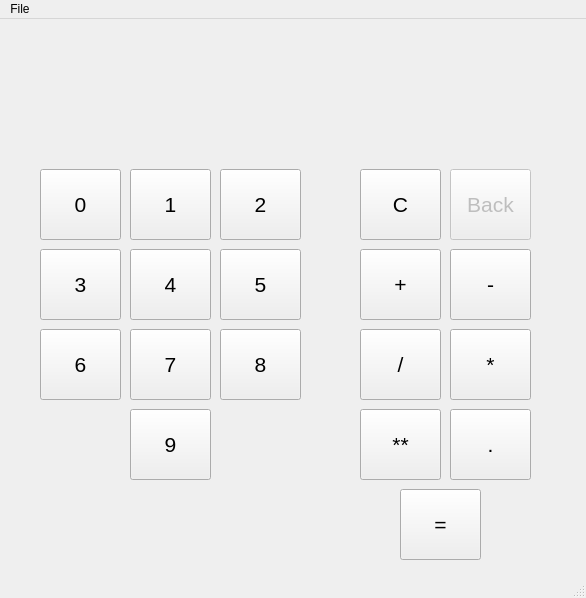
Before: the Qt Designer form gui.ui in MaxJameson/PyQt-Calculator, drawn with Qt 5.
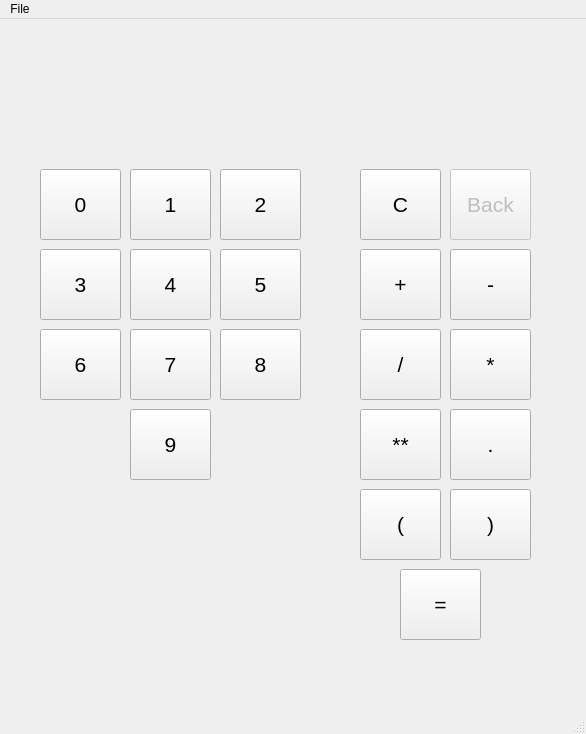
After: the same form once the commit is applied.

Commit message: Added bracket support

```diff
--- a/gui.ui
+++ b/gui.ui
@@ -7,7 +7,7 @@
     <x>0</x>
     <y>0</y>
     <width>586</width>
-    <height>598</height>
+    <height>734</height>
    </rect>
   </property>
   <property name="windowTitle">
@@ -294,7 +294,7 @@
     <property name="geometry">
      <rect>
       <x>400</x>
-      <y>470</y>
+      <y>550</y>
       <width>81</width>
       <height>71</height>
      </rect>
@@ -383,6 +383,42 @@
      <string>.</string>
     </property>
    </widget>
+   <widget class="QPushButton" name="Btn_lb">
+    <property name="geometry">
+     <rect>
+      <x>360</x>
+      <y>470</y>
+      <width>81</width>
+      <height>71</height>
+     </rect>
+    </property>
+    <property name="font">
+     <font>
+      <pointsize>16</pointsize>
+     </font>
+    </property>
+    <property name="text">
+     <string>(</string>
+    </property>
+   </widget>
+   <widget class="QPushButton" name="Btn_rb">
+    <property name="geometry">
+     <rect>
+      <x>450</x>
+      <y>470</y>
+      <width>81</width>
+      <height>71</height>
+     </rect>
+    </property>
+    <property name="font">
+     <font>
+      <pointsize>16</pointsize>
+     </font>
+    </property>
+    <property name="text">
+     <string>)</string>
+    </property>
+   </widget>
   </widget>
   <widget class="QMenuBar" name="menubar">
    <property name="geometry">
```
The commit also changes 2 other files.
